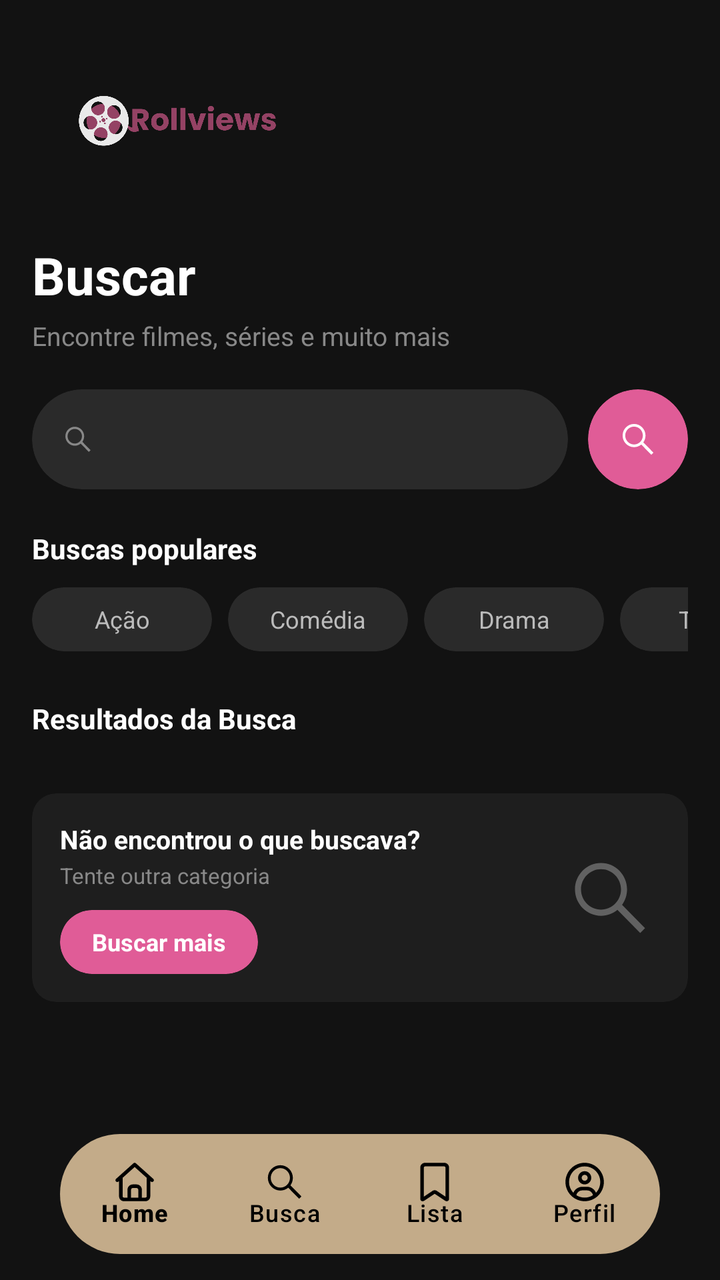
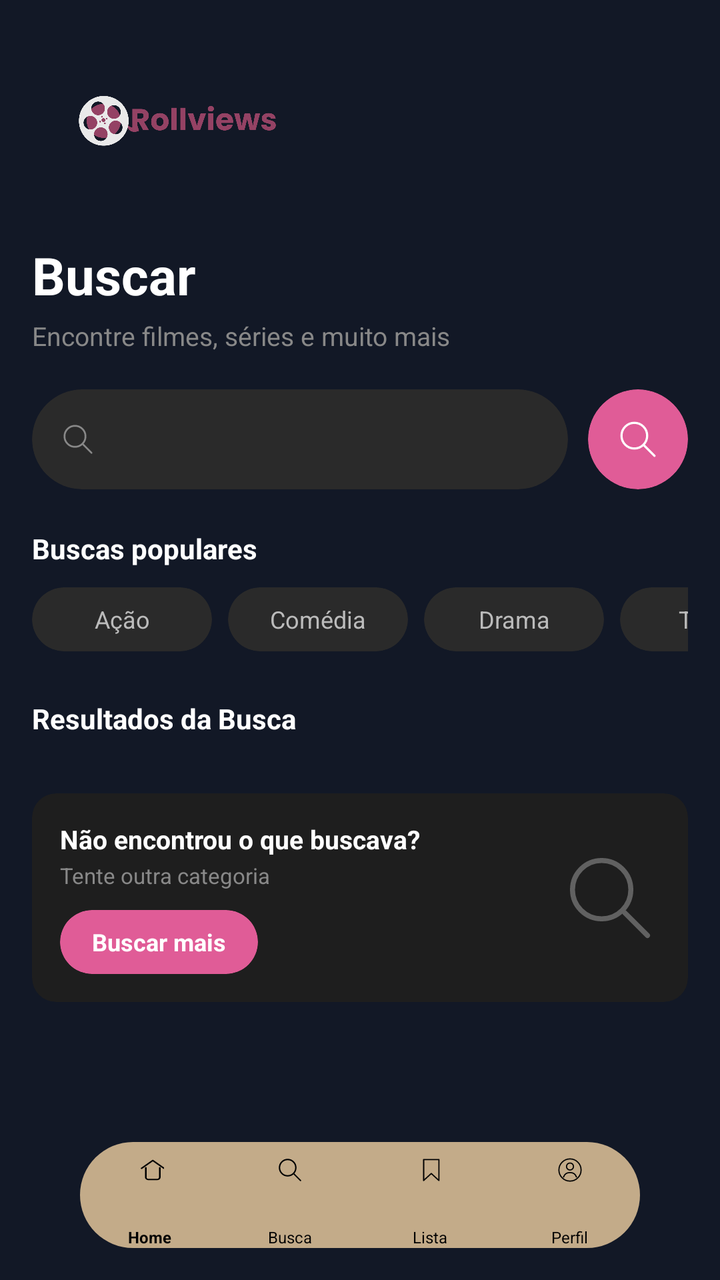

Screens rendered from an Android XML layout before and after an edit, with the pre-edit source and the edit as a unified diff.
<!-- AndroidManifest.xml: application theme Theme.RollView -->
<!-- res/layout/activity_search.xml -->
<?xml version="1.0" encoding="utf-8"?>
<androidx.constraintlayout.widget.ConstraintLayout
    xmlns:android="http://schemas.android.com/apk/res/android"
    xmlns:app="http://schemas.android.com/apk/res-auto"
    xmlns:tools="http://schemas.android.com/tools"
    android:layout_width="match_parent"
    android:layout_height="match_parent"
    android:background="#121212">

    <androidx.core.widget.NestedScrollView
        android:id="@+id/scrollView"
        android:layout_width="0dp"
        android:layout_height="0dp"
        android:scrollbars="none"
        app:layout_constraintTop_toTopOf="parent"
        app:layout_constraintBottom_toTopOf="@id/bottomNav"
        app:layout_constraintStart_toStartOf="parent"
        app:layout_constraintEnd_toEndOf="parent">

        <LinearLayout
            android:layout_width="match_parent"
            android:layout_height="wrap_content"
            android:orientation="vertical"
            android:paddingStart="16dp"
            android:paddingEnd="16dp"
            android:paddingTop="20dp"
            android:paddingBottom="20dp">

            <androidx.constraintlayout.widget.ConstraintLayout
                android:layout_width="match_parent"
                android:layout_height="wrap_content"
                android:layout_marginBottom="20dp">

                <LinearLayout
                    android:id="@+id/logoContainer"
                    android:layout_width="wrap_content"
                    android:layout_height="wrap_content"
                    android:orientation="horizontal"
                    android:gravity="center_vertical"
                    app:layout_constraintStart_toStartOf="parent"
                    app:layout_constraintTop_toTopOf="parent"
                    app:layout_constraintBottom_toBottomOf="parent">

                    <ImageView
                        android:layout_width="180dp"
                        android:layout_height="80dp"
                        android:scaleType="fitStart"
                        android:src="@drawable/logo" />
                </LinearLayout>

                <ImageView
                    android:id="@+id/iconNotification"
                    android:layout_width="24dp"
                    android:layout_height="24dp"
                    android:contentDescription="Notificações"
                    app:layout_constraintEnd_toEndOf="parent"
                    app:layout_constraintTop_toTopOf="parent"
                    app:layout_constraintBottom_toBottomOf="parent" />
            </androidx.constraintlayout.widget.ConstraintLayout>

            <TextView
                android:id="@+id/titleBuscar"
                android:layout_width="wrap_content"
                android:layout_height="wrap_content"
                android:text="Buscar"
                android:textColor="#FFFFFF"
                android:textSize="26sp"
                android:textStyle="bold"
                android:layout_marginBottom="4dp" />

            <TextView
                android:id="@+id/subtitleBuscar"
                android:layout_width="wrap_content"
                android:layout_height="wrap_content"
                android:text="Encontre filmes, séries e muito mais"
                android:textColor="#888888"
                android:textSize="13sp"
                android:layout_marginBottom="18dp" />

            <LinearLayout
                android:layout_width="match_parent"
                android:layout_height="50dp"
                android:orientation="horizontal"
                android:gravity="center_vertical"
                android:layout_marginBottom="20dp">

                <androidx.cardview.widget.CardView
                    android:layout_width="0dp"
                    android:layout_height="match_parent"
                    android:layout_weight="1"
                    android:layout_marginEnd="10dp"
                    app:cardBackgroundColor="#2A2A2A"
                    app:cardCornerRadius="25dp"
                    app:cardElevation="0dp">

                    <LinearLayout
                        android:layout_width="match_parent"
                        android:layout_height="match_parent"
                        android:orientation="horizontal"
                        android:gravity="center_vertical"
                        android:paddingStart="14dp"
                        android:paddingEnd="14dp">

                        <ImageView
                            android:layout_width="18dp"
                            android:layout_height="18dp"
                            android:src="@drawable/ic_search"
                            app:tint="#888888"
                            android:contentDescription="Buscar" />

                        <EditText
                            android:id="@+id/etBusca"
                            android:layout_width="0dp"
                            android:layout_height="match_parent"
                            android:layout_weight="1"
                            android:layout_marginStart="8dp"
                            android:background="@null"
                            android:hint=""
                            android:textColor="#FFFFFF"
                            android:textCursorDrawable="@null"
                            android:inputType="text"
                            android:imeOptions="actionSearch"
                            android:singleLine="true" />
                    </LinearLayout>
                </androidx.cardview.widget.CardView>

                <androidx.cardview.widget.CardView
                    android:id="@+id/btnBuscar"
                    android:layout_width="50dp"
                    android:layout_height="50dp"
                    app:cardBackgroundColor="#E05C97"
                    app:cardCornerRadius="25dp"
                    app:cardElevation="0dp"
                    android:clickable="true"
                    android:focusable="true">

                    <ImageView
                        android:layout_width="22dp"
                        android:layout_height="22dp"
                        android:layout_gravity="center"
                        android:src="@drawable/ic_search"
                        app:tint="#FFFFFF"
                        android:contentDescription="Buscar" />
                </androidx.cardview.widget.CardView>
            </LinearLayout>

            <TextView
                android:id="@+id/labelBuscasPopulares"
                android:layout_width="wrap_content"
                android:layout_height="wrap_content"
                android:text="Buscas populares"
                android:textColor="#FFFFFF"
                android:textSize="14sp"
                android:textStyle="bold"
                android:layout_marginBottom="10dp" />

            <HorizontalScrollView
                android:layout_width="match_parent"
                android:layout_height="wrap_content"
                android:scrollbars="none"
                android:layout_marginBottom="24dp">

                <LinearLayout
                    android:layout_width="wrap_content"
                    android:layout_height="wrap_content"
                    android:orientation="horizontal"
                    android:gravity="center_vertical">

                    <androidx.cardview.widget.CardView
                        android:layout_width="90dp"
                        android:layout_height="32dp"
                        android:layout_marginEnd="8dp"
                        app:cardBackgroundColor="#2A2A2A"
                        app:cardCornerRadius="16dp"
                        app:cardElevation="0dp">
                        <TextView
                            android:layout_width="match_parent"
                            android:layout_height="match_parent"
                            android:gravity="center"
                            android:text="Ação"
                            android:textColor="#BBBBBB"
                            android:textSize="12sp" />
                    </androidx.cardview.widget.CardView>

                    <androidx.cardview.widget.CardView
                        android:layout_width="90dp"
                        android:layout_height="32dp"
                        android:layout_marginEnd="8dp"
                        app:cardBackgroundColor="#2A2A2A"
                        app:cardCornerRadius="16dp"
                        app:cardElevation="0dp">
                        <TextView
                            android:layout_width="match_parent"
                            android:layout_height="match_parent"
                            android:gravity="center"
                            android:text="Comédia"
                            android:textColor="#BBBBBB"
                            android:textSize="12sp" />
                    </androidx.cardview.widget.CardView>

                    <androidx.cardview.widget.CardView
                        android:layout_width="90dp"
                        android:layout_height="32dp"
                        android:layout_marginEnd="8dp"
                        app:cardBackgroundColor="#2A2A2A"
                        app:cardCornerRadius="16dp"
                        app:cardElevation="0dp">
                        <TextView
                            android:layout_width="match_parent"
                            android:layout_height="match_parent"
                            android:gravity="center"
                            android:text="Drama"
                            android:textColor="#BBBBBB"
                            android:textSize="12sp" />
                    </androidx.cardview.widget.CardView>

                    <androidx.cardview.widget.CardView
                        android:layout_width="90dp"
                        android:layout_height="32dp"
                        app:cardBackgroundColor="#2A2A2A"
                        app:cardCornerRadius="16dp"
                        app:cardElevation="0dp">
                        <TextView
                            android:layout_width="match_parent"
                            android:layout_height="match_parent"
                            android:gravity="center"
                            android:text="Terror"
                            android:textColor="#BBBBBB"
                            android:textSize="12sp" />
                    </androidx.cardview.widget.CardView>
                </LinearLayout>
            </HorizontalScrollView>

            <TextView
                android:id="@+id/labelResultados"
                android:layout_width="wrap_content"
                android:layout_height="wrap_content"
                android:text="Resultados da Busca"
                android:textColor="#FFFFFF"
                android:textSize="14sp"
                android:textStyle="bold"
                android:layout_marginBottom="12dp" />

            <androidx.recyclerview.widget.RecyclerView
                android:id="@+id/recyclerSearch"
                android:layout_width="match_parent"
                android:layout_height="wrap_content"
                android:layout_marginBottom="16dp"
                android:nestedScrollingEnabled="false" />

            <androidx.cardview.widget.CardView
                android:id="@+id/bannerNotFound"
                android:layout_width="match_parent"
                android:layout_height="wrap_content"
                android:layout_marginBottom="8dp"
                app:cardBackgroundColor="#1E1E1E"
                app:cardCornerRadius="12dp"
                app:cardElevation="0dp">

                <androidx.constraintlayout.widget.ConstraintLayout
                    android:layout_width="match_parent"
                    android:layout_height="wrap_content"
                    android:padding="14dp">

                    <LinearLayout
                        android:id="@+id/bannerTextContainer"
                        android:layout_width="0dp"
                        android:layout_height="wrap_content"
                        android:orientation="vertical"
                        app:layout_constraintStart_toStartOf="parent"
                        app:layout_constraintTop_toTopOf="parent"
                        app:layout_constraintBottom_toBottomOf="parent"
                        app:layout_constraintEnd_toStartOf="@id/bannerSearchIcon"
                        android:layout_marginEnd="12dp">

                        <TextView
                            android:layout_width="wrap_content"
                            android:layout_height="wrap_content"
                            android:text="Não encontrou o que buscava?"
                            android:textColor="#FFFFFF"
                            android:textSize="13sp"
                            android:textStyle="bold" />

                        <TextView
                            android:layout_width="wrap_content"
                            android:layout_height="wrap_content"
                            android:text="Tente outra categoria"
                            android:textColor="#888888"
                            android:textSize="11sp"
                            android:layout_marginTop="2dp"
                            android:layout_marginBottom="10dp" />

                        <androidx.cardview.widget.CardView
                            android:id="@+id/btnBuscarMais"
                            android:layout_width="wrap_content"
                            android:layout_height="32dp"
                            app:cardBackgroundColor="#E05C97"
                            app:cardCornerRadius="16dp"
                            app:cardElevation="0dp">

                            <TextView
                                android:layout_width="wrap_content"
                                android:layout_height="match_parent"
                                android:gravity="center"
                                android:paddingStart="16dp"
                                android:paddingEnd="16dp"
                                android:text="Buscar mais"
                                android:textColor="#FFFFFF"
                                android:textSize="12sp"
                                android:textStyle="bold" />
                        </androidx.cardview.widget.CardView>
                    </LinearLayout>

                    <ImageView
                        android:id="@+id/bannerSearchIcon"
                        android:layout_width="50dp"
                        android:layout_height="50dp"
                        android:src="@drawable/ic_search"
                        android:alpha="0.3"
                        app:tint="#FFFFFF"
                        android:contentDescription="Buscar"
                        app:layout_constraintEnd_toEndOf="parent"
                        app:layout_constraintTop_toTopOf="parent"
                        app:layout_constraintBottom_toBottomOf="parent" />

                </androidx.constraintlayout.widget.ConstraintLayout>
            </androidx.cardview.widget.CardView>

        </LinearLayout>
    </androidx.core.widget.NestedScrollView>

    <com.google.android.material.bottomnavigation.BottomNavigationView
        android:id="@+id/bottomNav"
        android:layout_width="300dp"
        android:layout_height="60dp"
        android:layout_marginStart="60dp"
        android:layout_marginEnd="60dp"
        android:layout_marginBottom="13dp"
        android:background="@drawable/navbar_rounded"
        app:itemActiveIndicatorStyle="@null"
        app:itemIconSize="24dp"
        app:itemIconTint="@android:color/black"
        app:itemTextColor="@android:color/black"
        app:labelVisibilityMode="labeled"
        app:menu="@menu/bottom_menu"
        app:layout_constraintBottom_toBottomOf="parent"
        app:layout_constraintStart_toStartOf="parent"
        app:layout_constraintEnd_toEndOf="parent" />

</androidx.constraintlayout.widget.ConstraintLayout>
<!-- resources referenced by this layout -->
<resources>
  <!-- drawable ic_search (drawable) -->
  <vector xmlns:android="http://schemas.android.com/apk/res/android"
      android:width="640dp"
      android:height="640dp"
      android:viewportWidth="640"
      android:viewportHeight="640">
    <path
        android:fillColor="#FF000000"
        android:pathData="M544,513L397.2,364.2C417.2,336.3 429.1,302 429.1,265C429.1,171.9 354.4,96.1 262.6,96.1C170.7,96 96,171.8 96,264.9C96,358 170.7,433.8 262.5,433.8C302.3,433.8 338.8,419.6 367.5,395.9L513.5,544L544,513zM262.5,394.8C191.9,394.8 134.4,336.5 134.4,264.9C134.4,193.3 191.9,135 262.5,135C333.1,135 390.6,193.3 390.6,264.9C390.6,336.5 333.2,394.8 262.5,394.8z"/>
  </vector>
  <!-- drawable logo: png bitmap (drawable, 48544 bytes) -->
  <!-- drawable navbar_rounded (drawable) -->
  <?xml version="1.0" encoding="utf-8"?>
  <shape xmlns:android="http://schemas.android.com/apk/res/android">
  
      
      <solid android:color="#C3AB89" />
  
      
      <corners
          android:topLeftRadius="30dp"
          android:topRightRadius="30dp"
          android:bottomLeftRadius="30dp"
          android:bottomRightRadius="30dp" />
  
  </shape>
  <style name="Theme.RollView" parent="Base.Theme.RollView" />
  <style name="Base.Theme.RollView" parent="Theme.Material3.DayNight.NoActionBar">
          
          
      </style>
</resources>

<!-- the commit's change to res/layout/activity_search.xml (unified diff, before → after) -->
@@ -5,7 +5,7 @@
     xmlns:tools="http://schemas.android.com/tools"
     android:layout_width="match_parent"
     android:layout_height="match_parent"
-    android:background="#121212">
+    android:background="#121826">
 
     <androidx.core.widget.NestedScrollView
         android:id="@+id/scrollView"
@@ -259,19 +259,19 @@
 
                 <androidx.constraintlayout.widget.ConstraintLayout
                     android:layout_width="match_parent"
-                    android:layout_height="wrap_content"
+                    android:layout_height="match_parent"
                     android:padding="14dp">
 
                     <LinearLayout
                         android:id="@+id/bannerTextContainer"
                         android:layout_width="0dp"
                         android:layout_height="wrap_content"
+                        android:layout_marginEnd="12dp"
                         android:orientation="vertical"
-                        app:layout_constraintStart_toStartOf="parent"
-                        app:layout_constraintTop_toTopOf="parent"
                         app:layout_constraintBottom_toBottomOf="parent"
                         app:layout_constraintEnd_toStartOf="@id/bannerSearchIcon"
-                        android:layout_marginEnd="12dp">
+                        app:layout_constraintStart_toStartOf="parent"
+                        app:layout_constraintTop_toTopOf="parent">
 
                         <TextView
                             android:layout_width="wrap_content"
@@ -284,11 +284,11 @@
                         <TextView
                             android:layout_width="wrap_content"
                             android:layout_height="wrap_content"
+                            android:layout_marginTop="2dp"
+                            android:layout_marginBottom="10dp"
                             android:text="Tente outra categoria"
                             android:textColor="#888888"
-                            android:textSize="11sp"
-                            android:layout_marginTop="2dp"
-                            android:layout_marginBottom="10dp" />
+                            android:textSize="11sp" />
 
                         <androidx.cardview.widget.CardView
                             android:id="@+id/btnBuscarMais"
@@ -315,13 +315,13 @@
                         android:id="@+id/bannerSearchIcon"
                         android:layout_width="50dp"
                         android:layout_height="50dp"
+                        android:alpha="0.3"
+                        android:contentDescription="Buscar"
                         android:src="@drawable/ic_search"
-                        android:alpha="0.3"
-                        app:tint="#FFFFFF"
-                        android:contentDescription="Buscar"
+                        app:layout_constraintBottom_toBottomOf="parent"
                         app:layout_constraintEnd_toEndOf="parent"
                         app:layout_constraintTop_toTopOf="parent"
-                        app:layout_constraintBottom_toBottomOf="parent" />
+                        app:tint="#FFFFFF" />
 
                 </androidx.constraintlayout.widget.ConstraintLayout>
             </androidx.cardview.widget.CardView>
@@ -331,20 +331,25 @@
 
     <com.google.android.material.bottomnavigation.BottomNavigationView
         android:id="@+id/bottomNav"
-        android:layout_width="300dp"
-        android:layout_height="60dp"
-        android:layout_marginStart="60dp"
-        android:layout_marginEnd="60dp"
-        android:layout_marginBottom="13dp"
+        android:layout_width="280dp"
+        android:layout_height="53dp"
+        android:layout_alignParentBottom="true"
+        android:layout_centerHorizontal="true"
+        android:layout_marginBottom="16dp"
         android:background="@drawable/navbar_rounded"
+        android:paddingTop="0dp"
+        android:paddingBottom="0dp"
         app:itemActiveIndicatorStyle="@null"
-        app:itemIconSize="24dp"
+        app:itemIconSize="14dp"
         app:itemIconTint="@android:color/black"
         app:itemTextColor="@android:color/black"
+        app:itemPaddingTop="7dp"
+        app:itemPaddingBottom="0dp"
         app:labelVisibilityMode="labeled"
         app:menu="@menu/bottom_menu"
         app:layout_constraintBottom_toBottomOf="parent"
         app:layout_constraintStart_toStartOf="parent"
-        app:layout_constraintEnd_toEndOf="parent" />
-
+        app:layout_constraintEnd_toEndOf="parent"
+        app:itemTextAppearanceActive="@style/BottomNavText"
+        app:itemTextAppearanceInactive="@style/BottomNavText" />
 </androidx.constraintlayout.widget.ConstraintLayout>
<!-- resource entries referenced after the edit -->
@@ -2,13 +2,25 @@
 <resources>
   <!-- drawable ic_search (drawable) -->
   <vector xmlns:android="http://schemas.android.com/apk/res/android"
-      android:width="640dp"
-      android:height="640dp"
-      android:viewportWidth="640"
-      android:viewportHeight="640">
+      android:width="24dp"
+      android:height="24dp"
+      android:viewportWidth="24"
+      android:viewportHeight="24">
+  
     <path
-        android:fillColor="#FF000000"
-        android:pathData="M544,513L397.2,364.2C417.2,336.3 429.1,302 429.1,265C429.1,171.9 354.4,96.1 262.6,96.1C170.7,96 96,171.8 96,264.9C96,358 170.7,433.8 262.5,433.8C302.3,433.8 338.8,419.6 367.5,395.9L513.5,544L544,513zM262.5,394.8C191.9,394.8 134.4,336.5 134.4,264.9C134.4,193.3 191.9,135 262.5,135C333.1,135 390.6,193.3 390.6,264.9C390.6,336.5 333.2,394.8 262.5,394.8z"/>
+        android:fillColor="#00000000"
+        android:strokeColor="#000000"
+        android:strokeWidth="1.2"
+        android:strokeLineCap="round"
+        android:pathData="M10,3 A7,7 0 1,1 10,17 A7,7 0 1,1 10,3" />
+  
+    <path
+        android:fillColor="#00000000"
+        android:strokeColor="#000000"
+        android:strokeWidth="1.2"
+        android:strokeLineCap="round"
+        android:pathData="M15.5,15.5 L21,21" />
+  
   </vector>
   <!-- drawable logo: png bitmap (drawable, 48544 bytes) -->
   <!-- drawable navbar_rounded (drawable) -->
@@ -26,6 +38,10 @@
           android:bottomRightRadius="30dp" />
   
   </shape>
+  <style name="BottomNavText">
+          <item name="android:textSize">8sp</item>
+          <item name="android:textStyle">normal</item>
+      </style>
   <style name="Theme.RollView" parent="Base.Theme.RollView" />
   <style name="Base.Theme.RollView" parent="Theme.Material3.DayNight.NoActionBar">
           
